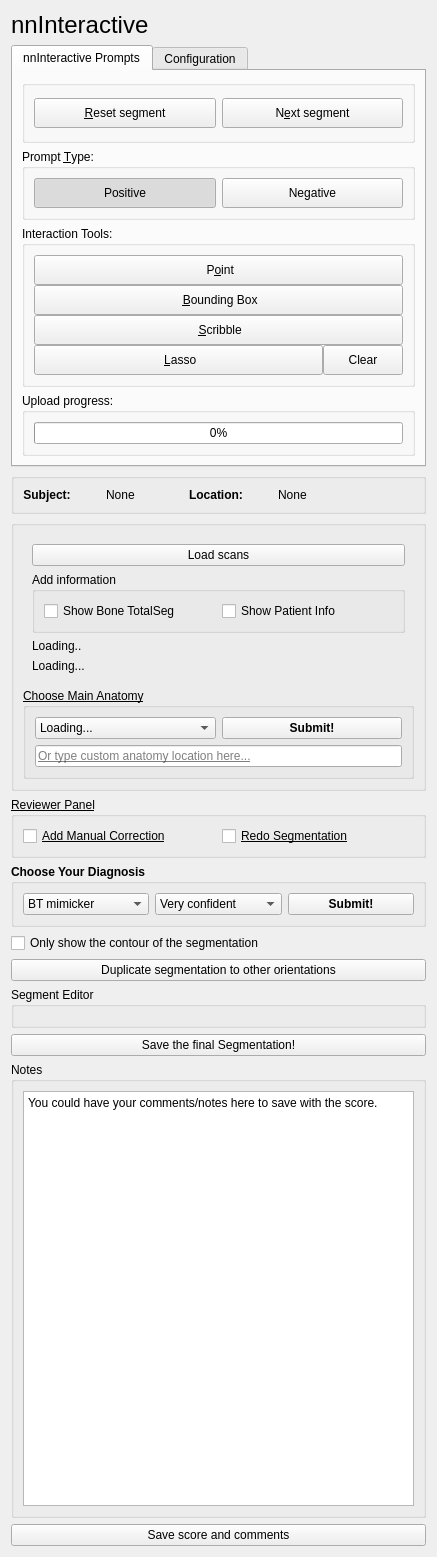
The window that slicer_plugin/SlicerNNInteractive/Resources/UI/SlicerNNInteractive.ui (xinyiwan/SlicerNNInteractive_BT) describes before a commit, drawn with Qt 5.
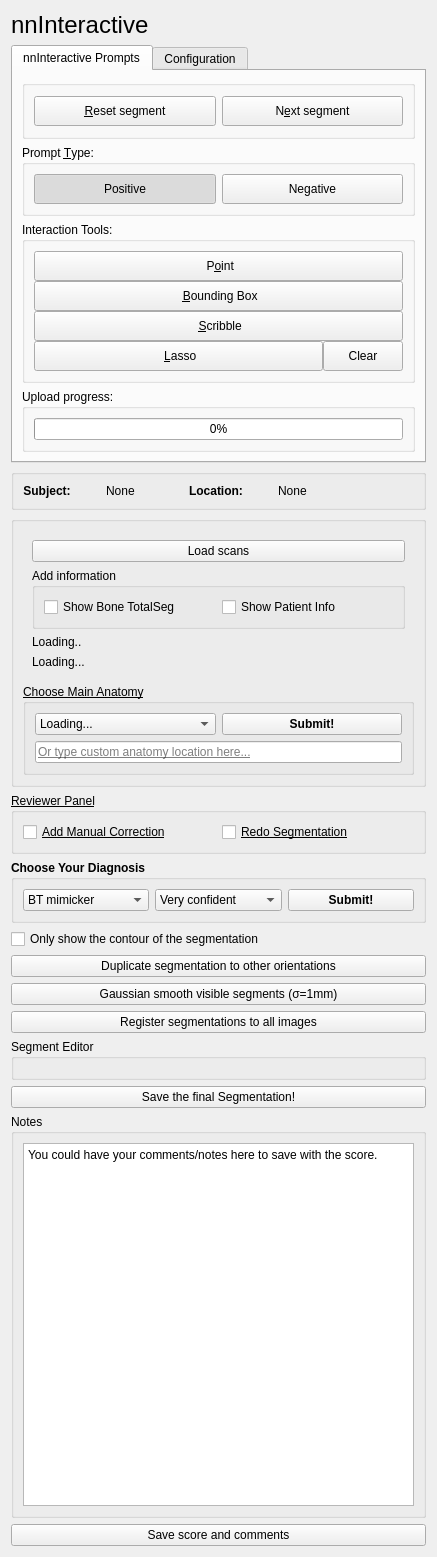
The same window after the commit. Custom widgets are drawn as their Qt base class.

Commit message: added gaussian filter and new saving function

The edit to the form file:
```diff
--- a/slicer_plugin/SlicerNNInteractive/Resources/UI/SlicerNNInteractive.ui
+++ b/slicer_plugin/SlicerNNInteractive/Resources/UI/SlicerNNInteractive.ui
@@ -678,6 +678,20 @@
      </property>
     </widget>
    </item>
+   <item>
+    <widget class="QPushButton" name="pbGaussianSmooth">
+     <property name="text">
+      <string>Gaussian smooth visible segments (σ=1mm)</string>
+     </property>
+    </widget>
+   </item>
+   <item>
+    <widget class="QPushButton" name="pbFinalRegistration">
+     <property name="text">
+      <string>Register segmentations to all images</string>
+     </property>
+    </widget>
+   </item>
    <item>
     <widget class="QGroupBox" name="segmentationGroup">
      <property name="title">
```
The commit also changes 1 other file.
